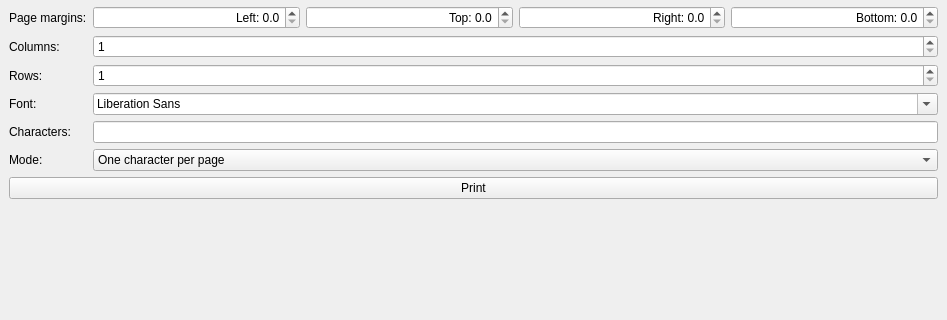
This is mainwindow.ui in karoyqiu/copybook as Qt 5 draws it before an edit; both pictures show x 0 to 947 and y 104 to 424 of the 947 by 600 pixel window. The edited form follows.
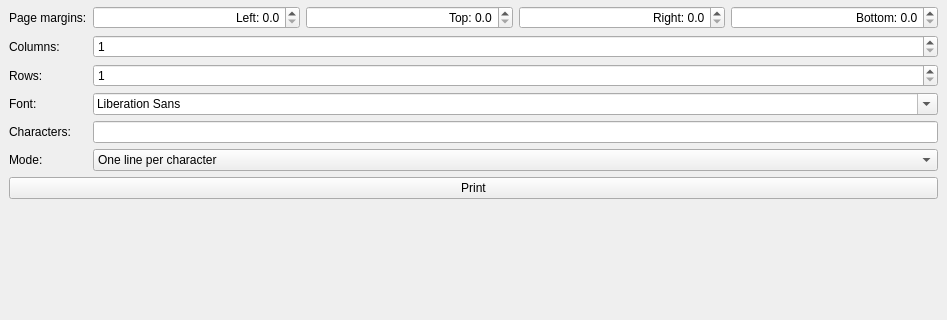
This is the edited form.

Patch:
```diff
--- a/mainwindow.ui
+++ b/mainwindow.ui
@@ -219,7 +219,12 @@
        <widget class="QComboBox" name="comboMode">
         <item>
          <property name="text">
-          <string>One character per page</string>
+          <string>One line per character</string>
+         </property>
+        </item>
+        <item>
+         <property name="text">
+          <string>One page per character</string>
          </property>
         </item>
        </widget>
```
Left out of the diff: 2 changed lines with no effect on the pictures.
